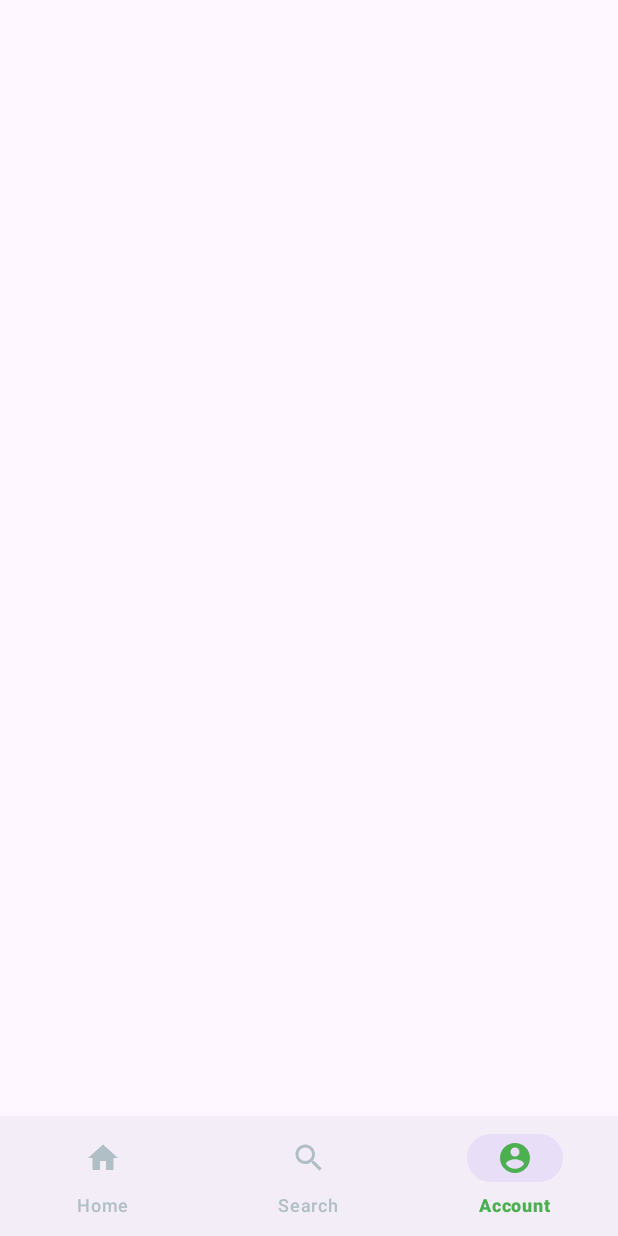
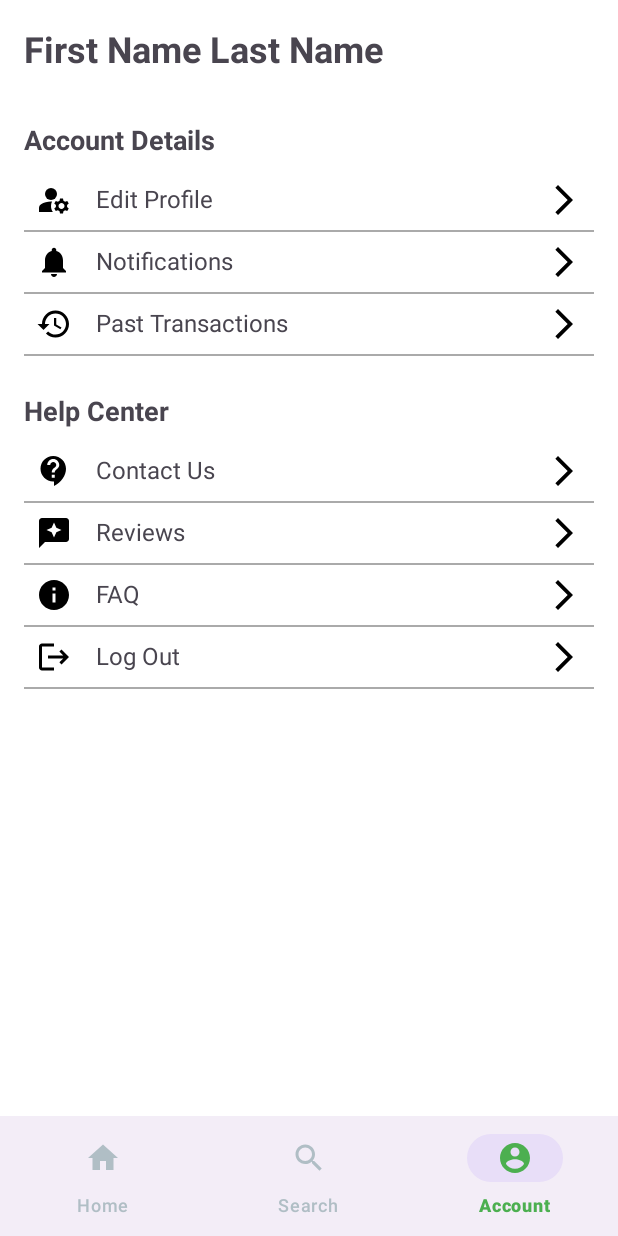
Before and after one commit to HachemJ/Taskify, an Android app: the screen it shows after launch (MainActivity), item 3 of the bottom bar chosen, on a phone screen of 412 x 824 dp. Run offline under Robolectric (Android 15) with nearby library versions, the phone set to English and light mode, and no system bars.

Commit message:
Account page design

```diff
--- a/app/src/main/java/com/example/jads/AccountFragment.java
+++ b/app/src/main/java/com/example/jads/AccountFragment.java
@@ -1,16 +1,19 @@
 package com.example.jads;
 
 import android.os.Bundle;
+import android.view.LayoutInflater;
+import android.view.View;
+import android.view.ViewGroup;
+
+import androidx.annotation.NonNull;
+import androidx.annotation.Nullable;
 import androidx.fragment.app.Fragment;
 
 public class AccountFragment extends Fragment {
 
-    public AccountFragment() {
-        // Required empty public constructor
-    }
-
+    @Nullable
     @Override
-    public void onCreate(Bundle savedInstanceState) {
-        super.onCreate(savedInstanceState);
+    public View onCreateView(@NonNull LayoutInflater inflater, @Nullable ViewGroup container, @Nullable Bundle savedInstanceState) {
+        return inflater.inflate(R.layout.account_fragment, container, false);
     }
 }
--- a/app/src/main/java/com/example/jads/MainActivity.java
+++ b/app/src/main/java/com/example/jads/MainActivity.java
@@ -3,11 +3,12 @@ package com.example.jads;
 import android.os.Bundle;
 import android.view.View;
 
-
 import androidx.appcompat.app.AppCompatActivity;
 import androidx.core.view.ViewCompat;
 import androidx.core.view.WindowInsetsCompat;
 import androidx.fragment.app.Fragment;
+import androidx.fragment.app.FragmentManager;
+import androidx.fragment.app.FragmentTransaction;
 import androidx.viewpager2.widget.ViewPager2;
 
 import com.google.android.material.bottomnavigation.BottomNavigationView;
@@ -50,20 +51,49 @@ public class MainActivity extends AppCompatActivity {
         // Bottom Navigation
         BottomNavigationView bottomNavigationView = findViewById(R.id.bottom_navigation);
         bottomNavigationView.setOnItemSelectedListener(item -> {
+            // Clear all fragments before replacing
+            clearAllFragments();
+
             if (item.getItemId() == R.id.nav_home) {
+                // Show Home with TabLayout
                 tabLayout.setVisibility(View.VISIBLE);
                 viewPager.setVisibility(View.VISIBLE);
-                return true;
             } else {
+                // Hide Home-specific views
                 tabLayout.setVisibility(View.GONE);
                 viewPager.setVisibility(View.GONE);
-                return true;
+
+                // Load respective fragment
+                Fragment selectedFragment = null;
+                if (item.getItemId() == R.id.nav_account) {
+                    selectedFragment = new AccountFragment();
+                } else if (item.getItemId() == R.id.nav_search) {
+                    selectedFragment = new SearchFragment();
+                }
+
+                if (selectedFragment != null) {
+                    FragmentTransaction transaction = getSupportFragmentManager().beginTransaction();
+                    transaction.replace(R.id.content_frame, selectedFragment);
+                    transaction.commit();
+                }
             }
+            return true;
         });
+
+        // Set Default Tab (Home)
+        bottomNavigationView.setSelectedItemId(R.id.nav_home);
 
         ViewCompat.setOnApplyWindowInsetsListener(findViewById(R.id.main), (v, insets) -> {
             WindowInsetsCompat.Type.systemBars();
             return insets;
         });
     }
+
+    // Helper method to clear all fragments
+    private void clearAllFragments() {
+        FragmentManager fragmentManager = getSupportFragmentManager();
+        for (Fragment fragment : fragmentManager.getFragments()) {
+            fragmentManager.beginTransaction().remove(fragment).commit();
+        }
+    }
 }
--- /dev/null
+++ b/app/src/main/res/drawable/ic_arrow_right.xml
@@ -0,0 +1,5 @@
+<vector xmlns:android="http://schemas.android.com/apk/res/android" android:autoMirrored="true" android:height="24dp" android:tint="#000000" android:viewportHeight="24" android:viewportWidth="24" android:width="24dp">
+
+    <path android:fillColor="@android:color/white" android:pathData="M6.23,20.23l1.77,1.77l10,-10l-10,-10l-1.77,1.77l8.23,8.23z"/>
+
+</vector>
--- /dev/null
+++ b/app/src/main/res/drawable/ic_contact_us.xml
@@ -0,0 +1,5 @@
+<vector xmlns:android="http://schemas.android.com/apk/res/android" android:autoMirrored="true" android:height="24dp" android:tint="#000000" android:viewportHeight="24" android:viewportWidth="24" android:width="24dp">
+
+    <path android:fillColor="@android:color/white" android:pathData="M11.5,2C6.81,2 3,5.81 3,10.5S6.81,19 11.5,19h0.5v3c4.86,-2.34 8,-7 8,-11.5C20,5.81 16.19,2 11.5,2zM12.5,16.5h-2v-2h2v2zM12.5,13h-2c0,-3.25 3,-3 3,-5 0,-1.1 -0.9,-2 -2,-2s-2,0.9 -2,2h-2c0,-2.21 1.79,-4 4,-4s4,1.79 4,4c0,2.5 -3,2.75 -3,5z"/>
+
+</vector>
--- /dev/null
+++ b/app/src/main/res/drawable/ic_faq.xml
@@ -0,0 +1,5 @@
+<vector xmlns:android="http://schemas.android.com/apk/res/android" android:height="24dp" android:tint="#000000" android:viewportHeight="24" android:viewportWidth="24" android:width="24dp">
+
+    <path android:fillColor="@android:color/white" android:pathData="M12,2C6.48,2 2,6.48 2,12s4.48,10 10,10 10,-4.48 10,-10S17.52,2 12,2zM13,17h-2v-6h2v6zM13,9h-2L11,7h2v2z"/>
+
+</vector>
--- /dev/null
+++ b/app/src/main/res/drawable/ic_logout.xml
@@ -0,0 +1,5 @@
+<vector xmlns:android="http://schemas.android.com/apk/res/android" android:autoMirrored="true" android:height="24dp" android:tint="#000000" android:viewportHeight="24" android:viewportWidth="24" android:width="24dp">
+
+    <path android:fillColor="@android:color/white" android:pathData="M17,7l-1.41,1.41L18.17,11H8v2h10.17l-2.58,2.58L17,17l5,-5zM4,5h8V3H4c-1.1,0 -2,0.9 -2,2v14c0,1.1 0.9,2 2,2h8v-2H4V5z"/>
+
+</vector>
--- /dev/null
+++ b/app/src/main/res/drawable/ic_notifications.xml
@@ -0,0 +1,5 @@
+<vector xmlns:android="http://schemas.android.com/apk/res/android" android:height="24dp" android:tint="#000000" android:viewportHeight="24" android:viewportWidth="24" android:width="24dp">
+
+    <path android:fillColor="@android:color/white" android:pathData="M12,22c1.1,0 2,-0.9 2,-2h-4c0,1.1 0.89,2 2,2zM18,16v-5c0,-3.07 -1.64,-5.64 -4.5,-6.32L13.5,4c0,-0.83 -0.67,-1.5 -1.5,-1.5s-1.5,0.67 -1.5,1.5v0.68C7.63,5.36 6,7.92 6,11v5l-2,2v1h16v-1l-2,-2z"/>
+
+</vector>
--- /dev/null
+++ b/app/src/main/res/drawable/ic_profile.xml
@@ -0,0 +1,9 @@
+<vector xmlns:android="http://schemas.android.com/apk/res/android" android:height="24dp" android:tint="#000000" android:viewportHeight="24" android:viewportWidth="24" android:width="24dp">
+
+    <path android:fillColor="@android:color/white" android:pathData="M10,8m-4,0a4,4 0,1 1,8 0a4,4 0,1 1,-8 0"/>
+
+    <path android:fillColor="@android:color/white" android:pathData="M10.67,13.02C10.45,13.01 10.23,13 10,13c-2.42,0 -4.68,0.67 -6.61,1.82C2.51,15.34 2,16.32 2,17.35V20h9.26C10.47,18.87 10,17.49 10,16C10,14.93 10.25,13.93 10.67,13.02z"/>
+
+    <path android:fillColor="@android:color/white" android:pathData="M20.75,16c0,-0.22 -0.03,-0.42 -0.06,-0.63l1.14,-1.01l-1,-1.73l-1.45,0.49c-0.32,-0.27 -0.68,-0.48 -1.08,-0.63L18,11h-2l-0.3,1.49c-0.4,0.15 -0.76,0.36 -1.08,0.63l-1.45,-0.49l-1,1.73l1.14,1.01c-0.03,0.21 -0.06,0.41 -0.06,0.63s0.03,0.42 0.06,0.63l-1.14,1.01l1,1.73l1.45,-0.49c0.32,0.27 0.68,0.48 1.08,0.63L16,21h2l0.3,-1.49c0.4,-0.15 0.76,-0.36 1.08,-0.63l1.45,0.49l1,-1.73l-1.14,-1.01C20.72,16.42 20.75,16.22 20.75,16zM17,18c-1.1,0 -2,-0.9 -2,-2s0.9,-2 2,-2s2,0.9 2,2S18.1,18 17,18z"/>
+
+</vector>
--- /dev/null
+++ b/app/src/main/res/drawable/ic_reviews.xml
@@ -0,0 +1,5 @@
+<vector xmlns:android="http://schemas.android.com/apk/res/android" android:height="24dp" android:tint="#000000" android:viewportHeight="24" android:viewportWidth="24" android:width="24dp">
+
+    <path android:fillColor="@android:color/white" android:pathData="M20,2H4C2.9,2 2,2.9 2,4v18l4,-4h14c1.1,0 2,-0.9 2,-2V4C22,2.9 21.1,2 20,2zM13.57,11.57L12,15l-1.57,-3.43L7,10l3.43,-1.57L12,5l1.57,3.43L17,10L13.57,11.57z"/>
+
+</vector>
--- /dev/null
+++ b/app/src/main/res/drawable/ic_transactions.xml
@@ -0,0 +1,5 @@
+<vector xmlns:android="http://schemas.android.com/apk/res/android" android:height="24dp" android:tint="#000000" android:viewportHeight="24" android:viewportWidth="24" android:width="24dp">
+
+    <path android:fillColor="@android:color/white" android:pathData="M13,3c-4.97,0 -9,4.03 -9,9L1,12l3.89,3.89 0.07,0.14L9,12L6,12c0,-3.87 3.13,-7 7,-7s7,3.13 7,7 -3.13,7 -7,7c-1.93,0 -3.68,-0.79 -4.94,-2.06l-1.42,1.42C8.27,19.99 10.51,21 13,21c4.97,0 9,-4.03 9,-9s-4.03,-9 -9,-9zM12,8v5l4.28,2.54 0.72,-1.21 -3.5,-2.08L13.5,8L12,8z"/>
+
+</vector>
--- /dev/null
+++ b/app/src/main/res/layout/account_fragment.xml
@@ -0,0 +1,308 @@
+<ScrollView
+    xmlns:android="http://schemas.android.com/apk/res/android"
+    xmlns:app="http://schemas.android.com/apk/res-auto"
+    android:layout_width="match_parent"
+    android:layout_height="match_parent"
+    android:padding="16dp"
+    android:background="@android:color/white">
+
+    <LinearLayout
+        android:layout_width="match_parent"
+        android:layout_height="wrap_content"
+        android:orientation="vertical">
+
+        <TextView
+            android:id="@+id/user_name"
+            android:layout_width="wrap_content"
+            android:layout_height="wrap_content"
+            android:text="First Name Last Name"
+            android:textSize="24sp"
+            android:textStyle="bold"
+            android:paddingBottom="16dp" />
+
+        <TextView
+            android:layout_width="wrap_content"
+            android:layout_height="wrap_content"
+            android:text="Account Details"
+            android:textSize="18sp"
+            android:textStyle="bold"
+            android:paddingTop="16dp"
+            android:paddingBottom="8dp" />
+
+        <LinearLayout
+            android:layout_width="match_parent"
+            android:layout_height="wrap_content"
+            android:orientation="horizontal"
+            android:padding="8dp"
+            android:background="?android:attr/selectableItemBackground"
+            android:clickable="true"
+            android:focusable="true">
+
+            <ImageView
+                android:layout_width="24dp"
+                android:layout_height="24dp"
+                android:src="@drawable/ic_profile"
+                android:contentDescription="Profile Icon"
+                app:tint="@color/black" />
+
+            <TextView
+                android:layout_width="0dp"
+                android:layout_height="wrap_content"
+                android:layout_weight="1"
+                android:text="Edit Profile"
+                android:textSize="16sp"
+                android:paddingStart="16dp"
+                android:gravity="center_vertical" />
+
+            <ImageView
+                android:layout_width="24dp"
+                android:layout_height="24dp"
+                android:src="@drawable/ic_arrow_right"
+                android:contentDescription="Arrow Icon"
+                app:tint="@color/black" />
+        </LinearLayout>
+
+        <View
+            android:layout_width="match_parent"
+            android:layout_height="1dp"
+            android:background="@android:color/darker_gray" />
+
+        <LinearLayout
+            android:layout_width="match_parent"
+            android:layout_height="wrap_content"
+            android:orientation="horizontal"
+            android:padding="8dp"
+            android:background="?android:attr/selectableItemBackground"
+            android:clickable="true"
+            android:focusable="true">
+
+            <ImageView
+                android:layout_width="24dp"
+                android:layout_height="24dp"
+                android:src="@drawable/ic_notifications"
+                android:contentDescription="Notifications Icon"
+                app:tint="@color/black" />
+
+            <TextView
+                android:layout_width="0dp"
+                android:layout_height="wrap_content"
+                android:layout_weight="1"
+                android:text="Notifications"
+                android:textSize="16sp"
+                android:paddingStart="16dp"
+                android:gravity="center_vertical" />
+
+            <ImageView
+                android:layout_width="24dp"
+                android:layout_height="24dp"
+                android:src="@drawable/ic_arrow_right"
+                android:contentDescription="Arrow Icon"
+                app:tint="@color/black" />
+        </LinearLayout>
+
+        <View
+            android:layout_width="match_parent"
+            android:layout_height="1dp"
+            android:background="@android:color/darker_gray" />
+
+        <LinearLayout
+            android:layout_width="match_parent"
+            android:layout_height="wrap_content"
+            android:orientation="horizontal"
+            android:padding="8dp"
+            android:background="?android:attr/selectableItemBackground"
+            android:clickable="true"
+            android:focusable="true">
+
+            <ImageView
+                android:layout_width="24dp"
+                android:layout_height="24dp"
+                android:src="@drawable/ic_transactions"
+                android:contentDescription="Transactions Icon"
+                app:tint="@color/black" />
+
+            <TextView
+                android:layout_width="0dp"
+                android:layout_height="wrap_content"
+                android:layout_weight="1"
+                android:text="Past Transactions"
+                android:textSize="16sp"
+                android:paddingStart="16dp"
+                android:gravity="center_vertical" />
+
+            <ImageView
+                android:layout_width="24dp"
+                android:layout_height="24dp"
+                android:src="@drawable/ic_arrow_right"
+                android:contentDescription="Arrow Icon"
+                app:tint="@color/black" />
+        </LinearLayout>
+
+        <View
+            android:layout_width="match_parent"
+            android:layout_height="1dp"
+            android:background="@android:color/darker_gray" />
+
+        <TextView
+            android:layout_width="wrap_content"
+            android:layout_height="wrap_content"
+            android:text="Help Center"
+            android:textSize="18sp"
+            android:textStyle="bold"
+            android:paddingTop="24dp"
+            android:paddingBottom="8dp" />
+
+        <LinearLayout
+            android:layout_width="match_parent"
+            android:layout_height="wrap_content"
+            android:orientation="horizontal"
+            android:padding="8dp"
+            android:background="?android:attr/selectableItemBackground"
+            android:clickable="true"
+            android:focusable="true">
+
+            <ImageView
+                android:layout_width="24dp"
+                android:layout_height="24dp"
+                android:src="@drawable/ic_contact_us"
+                android:contentDescription="Contact Us Icon"
+                app:tint="@color/black" />
+
+            <TextView
+                android:layout_width="0dp"
+                android:layout_height="wrap_content"
+                android:layout_weight="1"
+                android:text="Contact Us"
+                android:textSize="16sp"
+                android:paddingStart="16dp"
+                android:gravity="center_vertical" />
+
+            <ImageView
+                android:layout_width="24dp"
+                android:layout_height="24dp"
+                android:src="@drawable/ic_arrow_right"
+                android:contentDescription="Arrow Icon"
+                app:tint="@color/black" />
+        </LinearLayout>
+
+        <View
+            android:layout_width="match_parent"
+            android:layout_height="1dp"
+            android:background="@android:color/darker_gray" />
+
+        <LinearLayout
+            android:layout_width="match_parent"
+            android:layout_height="wrap_content"
+            android:orientation="horizontal"
+            android:padding="8dp"
+            android:background="?android:attr/selectableItemBackground"
+            android:clickable="true"
+            android:focusable="true">
+
+            <ImageView
+                android:layout_width="24dp"
+                android:layout_height="24dp"
+                android:src="@drawable/ic_reviews"
+                android:contentDescription="Reviews Icon"
+                app:tint="@color/black" />
+
+            <TextView
+                android:layout_width="0dp"
+                android:layout_height="wrap_content"
+                android:layout_weight="1"
+                android:text="Reviews"
+                android:textSize="16sp"
+                android:paddingStart="16dp"
+                android:gravity="center_vertical" />
+
+            <ImageView
+                android:layout_width="24dp"
+                android:layout_height="24dp"
+                android:src="@drawable/ic_arrow_right"
+                android:contentDescription="Arrow Icon"
+                app:tint="@color/black" />
+        </LinearLayout>
+
+        <View
+            android:layout_width="match_parent"
+            android:layout_height="1dp"
+            android:background="@android:color/darker_gray" />
+
+        <LinearLayout
+            android:layout_width="match_parent"
+            android:layout_height="wrap_content"
+            android:orientation="horizontal"
+            android:padding="8dp"
+            android:background="?android:attr/selectableItemBackground"
+            android:clickable="true"
+            android:focusable="true">
+
+            <ImageView
+                android:layout_width="24dp"
+                android:layout_height="24dp"
+                android:src="@drawable/ic_faq"
+                android:contentDescription="FAQ Icon"
+                app:tint="@color/black" />
+
+            <TextView
+                android:layout_width="0dp"
+                android:layout_height="wrap_content"
+                android:layout_weight="1"
+                android:text="FAQ"
+                android:textSize="16sp"
+                android:paddingStart="16dp"
+                android:gravity="center_vertical" />
+
+            <ImageView
+                android:layout_width="24dp"
+                android:layout_height="24dp"
+                android:src="@drawable/ic_arrow_right"
+                android:contentDescription="Arrow Icon"
+                app:tint="@color/black" />
+        </LinearLayout>
+
+        <View
+            android:layout_width="match_parent"
+            android:layout_height="1dp"
+            android:background="@android:color/darker_gray" />
+
+        <LinearLayout
+            android:layout_width="match_parent"
+            android:layout_height="wrap_content"
+            android:orientation="horizontal"
+            android:padding="8dp"
+            android:background="?android:attr/selectableItemBackground"
+            android:clickable="true"
+            android:focusable="true">
+
+            <ImageView
+                android:layout_width="24dp"
+                android:layout_height="24dp"
+                android:src="@drawable/ic_logout"
+                android:contentDescription="Log Out Icon"
+                app:tint="@color/black" />
+
+            <TextView
+                android:layout_width="0dp"
+                android:layout_height="wrap_content"
+                android:layout_weight="1"
+                android:text="Log Out"
+                android:textSize="16sp"
+                android:paddingStart="16dp"
+                android:gravity="center_vertical" />
+
+            <ImageView
+                android:layout_width="24dp"
+                android:layout_height="24dp"
+                android:src="@drawable/ic_arrow_right"
+                android:contentDescription="Arrow Icon"
+                app:tint="@color/black" />
+        </LinearLayout>
+
+        <View
+            android:layout_width="match_parent"
+            android:layout_height="1dp"
+            android:background="@android:color/darker_gray" />
+
+    </LinearLayout>
+</ScrollView>
--- a/app/src/main/res/layout/activity_main.xml
+++ b/app/src/main/res/layout/activity_main.xml
@@ -5,25 +5,28 @@
     android:layout_width="match_parent"
     android:layout_height="match_parent">
 
-    <!-- Tab Layout -->
+    <!-- TabLayout for Looking and Selling -->
     <com.google.android.material.tabs.TabLayout
         android:id="@+id/tab_layout"
         android:layout_width="match_parent"
         android:layout_height="wrap_content"
-        android:background="@android:color/white"
-        android:paddingTop="16dp"
-        android:paddingBottom="8dp"
-        app:tabIndicatorColor="@android:color/black"
-        app:tabIndicatorHeight="3dp"
-        app:tabSelectedTextColor="@android:color/black"
-        app:tabTextColor="@android:color/darker_gray"
         app:layout_constraintTop_toTopOf="parent"
         app:layout_constraintStart_toStartOf="parent"
         app:layout_constraintEnd_toEndOf="parent" />
 
-    <!-- ViewPager2 for Content -->
+    <!-- ViewPager2 for content -->
     <androidx.viewpager2.widget.ViewPager2
         android:id="@+id/view_pager"
+        android:layout_width="0dp"
+        android:layout_height="0dp"
+        app:layout_constraintTop_toBottomOf="@id/tab_layout"
+        app:layout_constraintBottom_toTopOf="@id/bottom_navigation"
+        app:layout_constraintStart_toStartOf="parent"
+        app:layout_constraintEnd_toEndOf="parent" />
+
+    <!-- Fragment Container (content_frame) -->
+    <FrameLayout
+        android:id="@+id/content_frame"
         android:layout_width="match_parent"
         android:layout_height="0dp"
         app:layout_constraintTop_toBottomOf="@id/tab_layout"
@@ -31,7 +34,7 @@
         app:layout_constraintStart_toStartOf="parent"
         app:layout_constraintEnd_toEndOf="parent" />
 
-    <!-- Bottom Navigation -->
+    <!-- Bottom Navigation View -->
     <com.google.android.material.bottomnavigation.BottomNavigationView
         android:id="@+id/bottom_navigation"
         android:layout_width="0dp"
```
